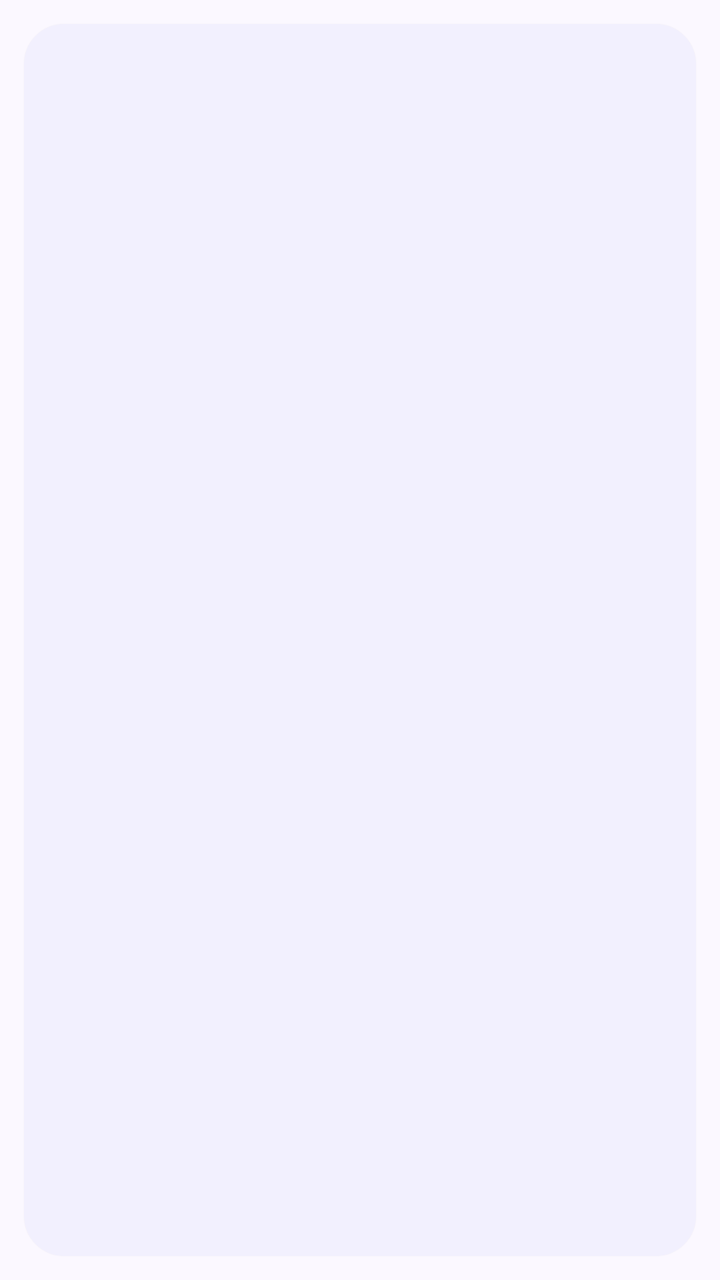
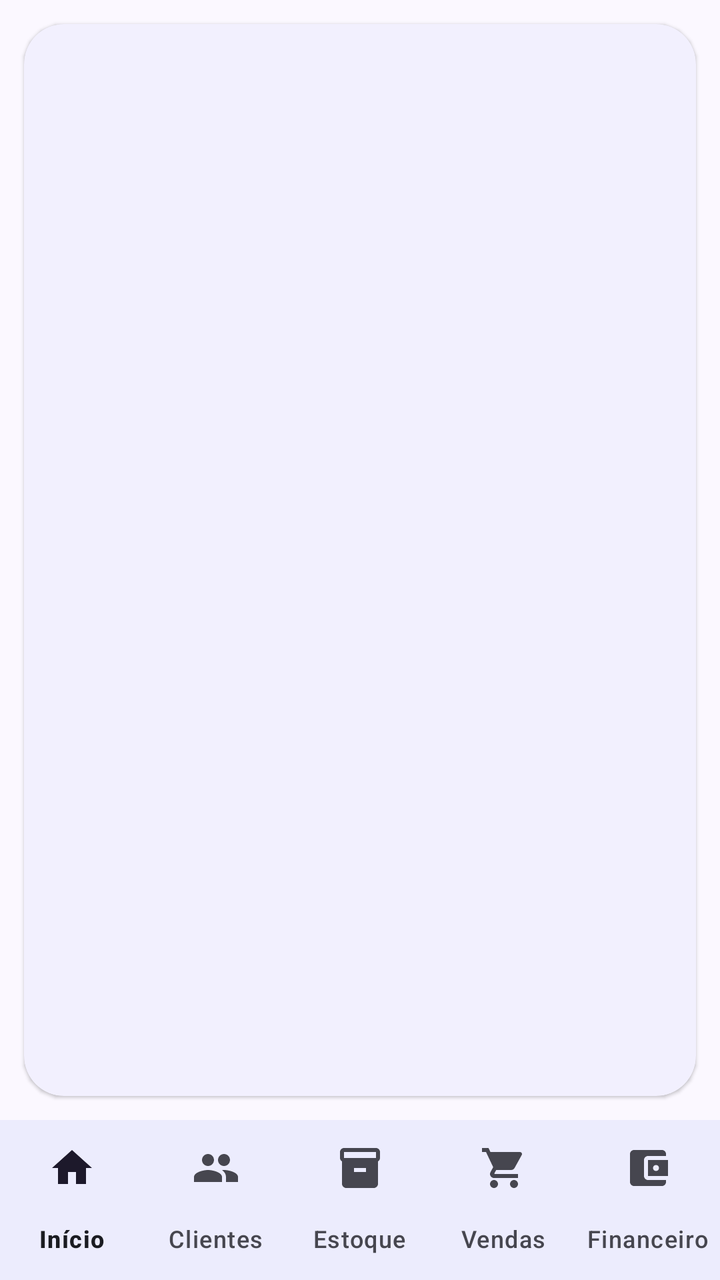

Screens rendered from an Android XML layout before and after an edit, with the pre-edit source and the edit as a unified diff.
<!-- AndroidManifest.xml: application theme Theme.Erp2026 -->
<!-- res/layout/activity_clientes.xml -->
<?xml version="1.0" encoding="utf-8"?>
<FrameLayout xmlns:android="http://schemas.android.com/apk/res/android"
    xmlns:app="http://schemas.android.com/apk/res-auto"
    android:layout_width="match_parent"
    android:layout_height="match_parent"
    android:background="?android:attr/colorBackground">

    <com.google.android.material.card.MaterialCardView
        android:layout_width="match_parent"
        android:layout_height="match_parent"
        android:layout_margin="12dp"
        app:cardCornerRadius="20dp"
        app:cardElevation="1dp"
        app:strokeWidth="0dp"
        app:cardBackgroundColor="?attr/colorSurface">

        <ListView
            android:id="@+id/listViewItens"
            android:layout_width="match_parent"
            android:layout_height="match_parent"
            android:divider="?attr/colorSurfaceVariant"
            android:dividerHeight="1dp"
            android:paddingStart="8dp"
            android:paddingEnd="8dp"/>

    </com.google.android.material.card.MaterialCardView>

    <LinearLayout
        android:layout_width="match_parent"
        android:layout_height="wrap_content"
        android:layout_gravity="center"
        android:orientation="vertical"
        android:gravity="center"
        android:padding="24dp">

        <ProgressBar
            android:id="@+id/progressBar"
            style="?android:attr/progressBarStyle"
            android:layout_width="wrap_content"
            android:layout_height="wrap_content"
            android:indeterminateTint="?attr/colorPrimary"/>

        <TextView
            android:id="@+id/textViewMensagem"
            android:layout_width="match_parent"
            android:layout_height="wrap_content"
            android:gravity="center"
            android:paddingTop="16dp"
            android:textSize="16sp"
            android:textColor="?attr/colorOnSurfaceVariant"
            android:visibility="gone"/>

        <com.google.android.material.button.MaterialButton
            android:id="@+id/buttonTentarNovamente"
            style="@style/Widget.Material3.Button.TonalButton"
            android:layout_width="wrap_content"
            android:layout_height="wrap_content"
            android:layout_marginTop="16dp"
            android:text="Tentar novamente"
            app:cornerRadius="16dp"
            android:visibility="gone"/>

    </LinearLayout>

</FrameLayout>
<!-- resources referenced by this layout -->
<resources>
  <style name="Theme.Erp2026" parent="Theme.Material3.DayNight">
          <item name="colorPrimary">@color/erp_primary</item>
          <item name="colorOnPrimary">@color/erp_on_primary</item>
          <item name="colorPrimaryContainer">@color/erp_primary_container</item>
          <item name="colorOnPrimaryContainer">@color/erp_on_primary_container</item>
          <item name="colorSecondary">@color/erp_secondary</item>
          <item name="colorOnSecondary">@color/erp_on_primary</item>
          <item name="colorSurface">@color/erp_surface</item>
          <item name="colorOnSurface">@color/erp_on_surface</item>
          <item name="colorSurfaceVariant">@color/erp_surface_variant</item>
          <item name="colorOnSurfaceVariant">@color/erp_on_surface_variant</item>
          <item name="colorOutline">@color/erp_outline</item>
          <item name="colorError">@color/erp_error</item>
          <item name="android:colorBackground">@color/erp_background</item>
          <item name="android:windowLightStatusBar" tools:targetApi="m">true</item>
          <item name="android:statusBarColor" tools:targetApi="l">@color/erp_background</item>
          <item name="android:navigationBarColor" tools:targetApi="l">@color/erp_background</item>
      </style>
  <color name="erp_primary">#4F6BED</color>
  <color name="erp_on_primary">#FFFFFF</color>
  <color name="erp_primary_container">#DFE1FF</color>
  <color name="erp_on_primary_container">#00105C</color>
  <color name="erp_secondary">#5B5D72</color>
  <color name="erp_surface">#FBF8FF</color>
  <color name="erp_on_surface">#1A1B21</color>
  <color name="erp_surface_variant">#E3E1EC</color>
  <color name="erp_on_surface_variant">#46464F</color>
  <color name="erp_outline">#767680</color>
  <color name="erp_error">#BA1A1A</color>
  <color name="erp_background">#FBF8FF</color>
</resources>

<!-- the commit's change to res/layout/activity_clientes.xml (unified diff, before → after) -->
@@ -1,65 +1,91 @@
 <?xml version="1.0" encoding="utf-8"?>
-<FrameLayout xmlns:android="http://schemas.android.com/apk/res/android"
+<LinearLayout xmlns:android="http://schemas.android.com/apk/res/android"
     xmlns:app="http://schemas.android.com/apk/res-auto"
     android:layout_width="match_parent"
     android:layout_height="match_parent"
+    android:orientation="vertical"
     android:background="?android:attr/colorBackground">
 
-    <com.google.android.material.card.MaterialCardView
+    <FrameLayout
         android:layout_width="match_parent"
-        android:layout_height="match_parent"
-        android:layout_margin="12dp"
-        app:cardCornerRadius="20dp"
-        app:cardElevation="1dp"
-        app:strokeWidth="0dp"
-        app:cardBackgroundColor="?attr/colorSurface">
+        android:layout_height="0dp"
+        android:layout_weight="1">
 
-        <ListView
-            android:id="@+id/listViewItens"
+        <com.google.android.material.card.MaterialCardView
             android:layout_width="match_parent"
             android:layout_height="match_parent"
-            android:divider="?attr/colorSurfaceVariant"
-            android:dividerHeight="1dp"
-            android:paddingStart="8dp"
-            android:paddingEnd="8dp"/>
+            android:layout_margin="12dp"
+            app:cardCornerRadius="20dp"
+            app:cardElevation="1dp"
+            app:strokeWidth="0dp"
+            app:cardBackgroundColor="?attr/colorSurface">
 
-    </com.google.android.material.card.MaterialCardView>
+            <ListView
+                android:id="@+id/listViewItens"
+                android:layout_width="match_parent"
+                android:layout_height="match_parent"
+                android:divider="?attr/colorSurfaceVariant"
+                android:dividerHeight="1dp"
+                android:paddingStart="8dp"
+                android:paddingEnd="8dp"/>
 
-    <LinearLayout
-        android:layout_width="match_parent"
-        android:layout_height="wrap_content"
-        android:layout_gravity="center"
-        android:orientation="vertical"
-        android:gravity="center"
-        android:padding="24dp">
+        </com.google.android.material.card.MaterialCardView>
 
-        <ProgressBar
-            android:id="@+id/progressBar"
-            style="?android:attr/progressBarStyle"
-            android:layout_width="wrap_content"
-            android:layout_height="wrap_content"
-            android:indeterminateTint="?attr/colorPrimary"/>
-
-        <TextView
-            android:id="@+id/textViewMensagem"
+        <LinearLayout
             android:layout_width="match_parent"
             android:layout_height="wrap_content"
+            android:layout_gravity="center"
+            android:elevation="4dp"
+            android:orientation="vertical"
             android:gravity="center"
-            android:paddingTop="16dp"
-            android:textSize="16sp"
-            android:textColor="?attr/colorOnSurfaceVariant"
-            android:visibility="gone"/>
+            android:padding="24dp">
 
-        <com.google.android.material.button.MaterialButton
-            android:id="@+id/buttonTentarNovamente"
-            style="@style/Widget.Material3.Button.TonalButton"
-            android:layout_width="wrap_content"
-            android:layout_height="wrap_content"
-            android:layout_marginTop="16dp"
-            android:text="Tentar novamente"
-            app:cornerRadius="16dp"
-            android:visibility="gone"/>
+            <ProgressBar
+                android:id="@+id/progressBar"
+                style="?android:attr/progressBarStyle"
+                android:layout_width="wrap_content"
+                android:layout_height="wrap_content"
+                android:indeterminateTint="?attr/colorPrimary"/>
 
-    </LinearLayout>
+            <TextView
+                android:id="@+id/textViewMensagem"
+                android:layout_width="match_parent"
+                android:layout_height="wrap_content"
+                android:gravity="center"
+                android:paddingTop="16dp"
+                android:textSize="16sp"
+                android:textColor="?attr/colorOnSurfaceVariant"
+                android:visibility="gone"/>
 
-</FrameLayout>
+            <com.google.android.material.button.MaterialButton
+                android:id="@+id/buttonTentarNovamente"
+                style="@style/Widget.Material3.Button.TonalButton"
+                android:layout_width="wrap_content"
+                android:layout_height="wrap_content"
+                android:layout_marginTop="16dp"
+                android:text="Tentar novamente"
+                app:cornerRadius="16dp"
+                android:visibility="gone"/>
+
+        </LinearLayout>
+
+    </FrameLayout>
+
+    <include
+        layout="@layout/include_bottom_nav"
+        android:layout_width="match_parent"
+        android:layout_height="wrap_content"/>
+
+</LinearLayout>
+<!-- res/layout/include_bottom_nav.xml (included above) -->
+<?xml version="1.0" encoding="utf-8"?>
+<com.google.android.material.bottomnavigation.BottomNavigationView
+    xmlns:android="http://schemas.android.com/apk/res/android"
+    xmlns:app="http://schemas.android.com/apk/res-auto"
+    android:id="@+id/bottomNavigation"
+    android:layout_width="match_parent"
+    android:layout_height="wrap_content"
+    android:background="?attr/colorSurface"
+    app:elevation="3dp"
+    app:labelVisibilityMode="labeled"
+    app:menu="@menu/menu_bottom_nav"/>
